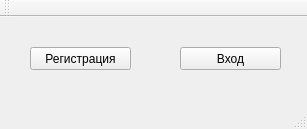
vladislavvasyukov/Memorigo, file enterwindow/enterwindow.ui: the form before one commit.
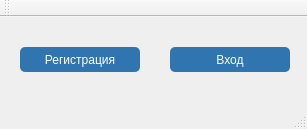
The form after the commit.

What changed in the file:
```diff
--- a/enterwindow/enterwindow.ui
+++ b/enterwindow/enterwindow.ui
@@ -17,12 +17,20 @@
    <widget class="QPushButton" name="registrationButon">
     <property name="geometry">
      <rect>
-      <x>30</x>
+      <x>20</x>
       <y>30</y>
-      <width>101</width>
-      <height>23</height>
+      <width>120</width>
+      <height>25</height>
      </rect>
     </property>
+    <property name="styleSheet">
+     <string notr="true">color: #fff;
+text-decoration: none; 
+user-select: none;
+background-color: #3175b0;
+fon-size: 14px;
+border-radius: 5px;</string>
+    </property>
     <property name="text">
      <string>Регистрация</string>
     </property>
@@ -30,12 +38,20 @@
    <widget class="QPushButton" name="authorizationButton">
     <property name="geometry">
      <rect>
-      <x>180</x>
+      <x>170</x>
       <y>30</y>
-      <width>101</width>
-      <height>23</height>
+      <width>120</width>
+      <height>25</height>
      </rect>
     </property>
+    <property name="styleSheet">
+     <string notr="true">color: #fff;
+text-decoration: none; 
+user-select: none;
+background-color: #3175b0;
+fon-size: 14px;
+border-radius: 5px;</string>
+    </property>
     <property name="text">
      <string>Вход</string>
     </property>
```
